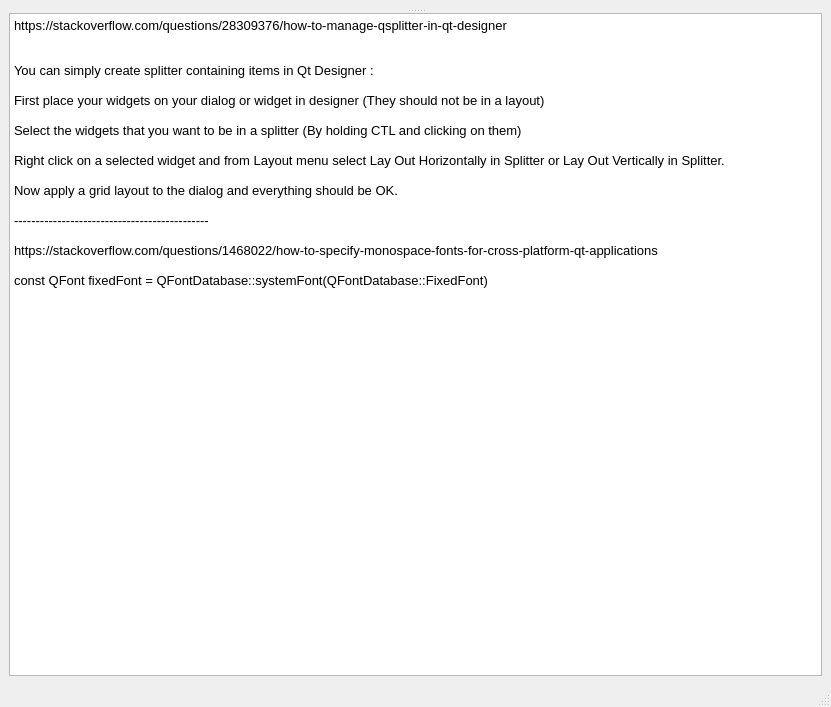
Before: the Qt Designer form ui/debug_window.ui in einspunktnull/bfv-hacker-checker, drawn with Qt 5.
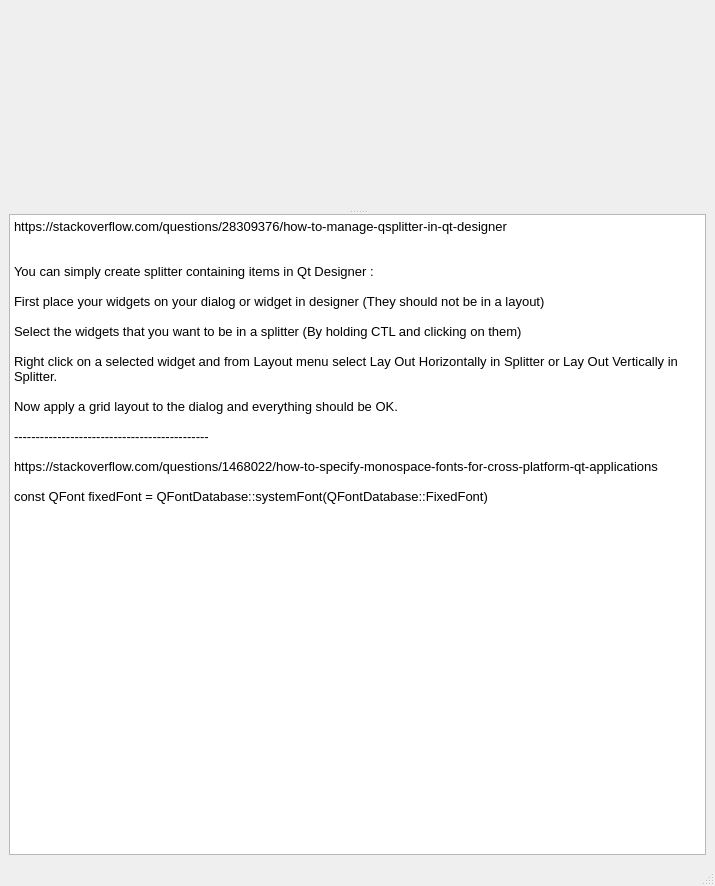
After: the same form once the commit is applied.

Commit message: log into debug window

What changed in the file:
```diff
--- a/ui/debug_window.ui
+++ b/ui/debug_window.ui
@@ -6,10 +6,16 @@
    <rect>
     <x>0</x>
     <y>0</y>
-    <width>831</width>
-    <height>707</height>
+    <width>715</width>
+    <height>886</height>
    </rect>
   </property>
+  <property name="minimumSize">
+   <size>
+    <width>600</width>
+    <height>600</height>
+   </size>
+  </property>
   <property name="windowTitle">
    <string>MainWindow</string>
   </property>
@@ -17,10 +23,37 @@
    <layout class="QGridLayout" name="gridLayout">
     <item row="0" column="0">
      <widget class="QSplitter" name="splitter">
+      <property name="minimumSize">
+       <size>
+        <width>0</width>
+        <height>2</height>
+       </size>
+      </property>
+      <property name="autoFillBackground">
+       <bool>false</bool>
+      </property>
+      <property name="styleSheet">
+       <string notr="true"/>
+      </property>
       <property name="orientation">
        <enum>Qt::Vertical</enum>
       </property>
+      <property name="opaqueResize">
+       <bool>true</bool>
+      </property>
+      <property name="handleWidth">
+       <number>5</number>
+      </property>
+      <property name="childrenCollapsible">
+       <bool>false</bool>
+      </property>
       <widget class="QWidget" name="widget" native="true">
+       <property name="minimumSize">
+        <size>
+         <width>0</width>
+         <height>200</height>
+        </size>
+       </property>
        <layout class="QGridLayout" name="gridLayout_2">
         <item row="0" column="0">
          <layout class="QVBoxLayout" name="verticalLayout"/>
@@ -28,11 +61,20 @@
        </layout>
       </widget>
       <widget class="QPlainTextEdit" name="plainTextEdit">
+       <property name="minimumSize">
+        <size>
+         <width>0</width>
+         <height>300</height>
+        </size>
+       </property>
        <property name="font">
         <font>
          <pointsize>10</pointsize>
         </font>
        </property>
+       <property name="readOnly">
+        <bool>true</bool>
+       </property>
        <property name="plainText">
         <string>https://stackoverflow.com/questions/28309376/how-to-manage-qsplitter-in-qt-designer
 
```
Left out of the diff: 2 changed lines with no effect on the pictures. The commit also changes 5 other files.
